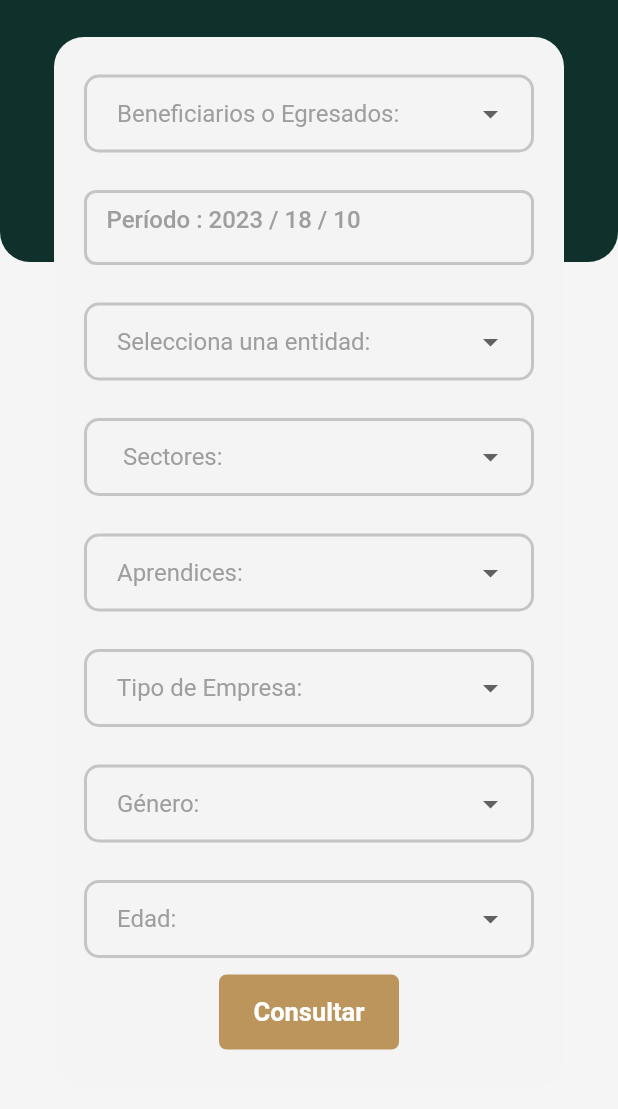
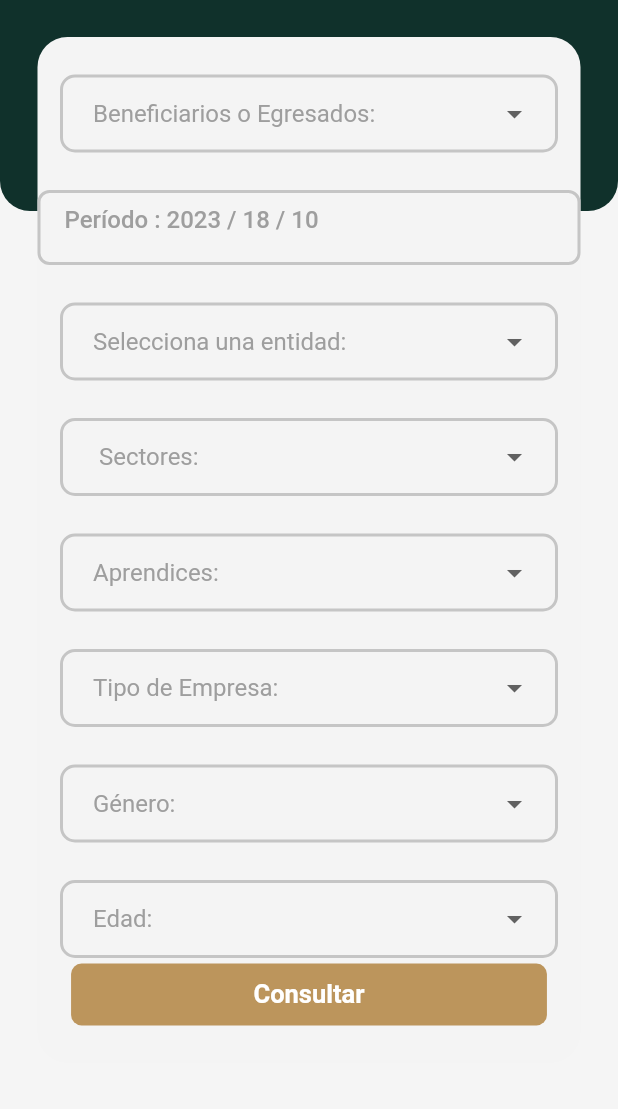
Before and after one commit to PerlaGCastillo/dashboardAppViews, a Flutter app: the SearchScreen screen opened directly, on a phone screen of 412 x 824 dp, the part 98-1207 px from its top. Run offline on Flutter 3.47's test engine with Material 2 defaults, Android fonts, the phone set to English and light mode, and no system bars; our stand-ins replace hive, hive_flutter, syncfusion_flutter_charts; accounts and stored records are empty; project files that could hold a hidden picture were left out.

Commit message:
responsive tables

```diff
--- a/lib/Screens/displayData.dart
+++ b/lib/Screens/displayData.dart
@@ -71,8 +71,8 @@ class _displayDataState extends State<displayData> {
         borderRadius: BorderRadius.circular(19.0),
         color: Color(0xfff4f4f4),
       ),
-      height: 660,
-      width: 342,
+      height: MediaQuery.of(context).size.height-180,
+      width: MediaQuery.of(context).size.width-40,
       child: Column(
         mainAxisAlignment: MainAxisAlignment.spaceAround,
         crossAxisAlignment: CrossAxisAlignment.stretch,
@@ -131,7 +131,8 @@ class _displayDataState extends State<displayData> {
                     //SizedBox(height: 8),
                     ElevatedButton(
                       style: ElevatedButton.styleFrom(
-                        fixedSize: const Size(390, 37),
+                        //fixedSize: const Size(390, 37),
+                        minimumSize: Size.fromHeight(42),
                         backgroundColor: Color(0xFFBC955C),
                       ),
                       child: Text('${item}',
--- a/lib/Screens/search.dart
+++ b/lib/Screens/search.dart
@@ -103,8 +103,9 @@ class _SearchScreenState extends State<SearchScreen> {
         borderRadius: BorderRadius.circular(20),
         color: Color(0xfff4f4f4),
       ),
-      height: 700,
-      width: 340,
+      height: MediaQuery.of(context).size.height*0.83,
+      width: MediaQuery.of(context).size.width-50,
+
       child: Column(
         children: [
           SizedBox(height: 25),
@@ -143,11 +144,11 @@ class _SearchScreenState extends State<SearchScreen> {
       child: Container(
         alignment: Alignment.center,
         decoration: BoxDecoration(
-          borderRadius: BorderRadius.circular(5),
+          borderRadius: BorderRadius.circular(7),
           color: Color(0xffbc955c),
         ),
-        width: 120,
-        height: 50,
+        height: MediaQuery.of(context).size.height*0.05,
+        width: MediaQuery.of(context).size.width*0.77,
         child: Text(
           'Consultar',
           style: TextStyle(
@@ -166,7 +167,7 @@ class _SearchScreenState extends State<SearchScreen> {
       padding: const EdgeInsets.symmetric(horizontal: 15),
       child: Container(
         padding: EdgeInsets.symmetric(horizontal: 15),
-        width: 300,
+        width: MediaQuery.of(context).size.width-50,
         decoration: BoxDecoration(
           borderRadius: BorderRadius.circular(10),
           border: Border.all(
@@ -222,7 +223,7 @@ class _SearchScreenState extends State<SearchScreen> {
       padding: const EdgeInsets.symmetric(horizontal: 15),
       child: Container(
         padding: EdgeInsets.symmetric(horizontal: 15),
-        width: 300,
+        width: MediaQuery.of(context).size.width-50,
         decoration: BoxDecoration(
           borderRadius: BorderRadius.circular(10),
           border: Border.all(
@@ -279,7 +280,7 @@ class _SearchScreenState extends State<SearchScreen> {
       padding: const EdgeInsets.symmetric(horizontal: 15),
       child: Container(
         padding: EdgeInsets.symmetric(horizontal: 15),
-        width: 300,
+        width: MediaQuery.of(context).size.width-50,
         decoration: BoxDecoration(
           borderRadius: BorderRadius.circular(10),
           border: Border.all(
@@ -336,7 +337,7 @@ class _SearchScreenState extends State<SearchScreen> {
       padding: const EdgeInsets.symmetric(horizontal: 15),
       child: Container(
         padding: EdgeInsets.symmetric(horizontal: 15),
-        width: 300,
+        width: MediaQuery.of(context).size.width-50,
         decoration: BoxDecoration(
           borderRadius: BorderRadius.circular(10),
           border: Border.all(
@@ -392,7 +393,7 @@ class _SearchScreenState extends State<SearchScreen> {
       padding: const EdgeInsets.symmetric(horizontal: 15),
       child: Container(
         padding: EdgeInsets.symmetric(horizontal: 15),
-        width: 300,
+        width: MediaQuery.of(context).size.width-50,
         decoration: BoxDecoration(
           borderRadius: BorderRadius.circular(10),
           border: Border.all(
@@ -449,7 +450,7 @@ class _SearchScreenState extends State<SearchScreen> {
       padding: const EdgeInsets.symmetric(horizontal: 15),
       child: Container(
         padding: EdgeInsets.symmetric(horizontal: 15),
-        width: 300,
+        width: MediaQuery.of(context).size.width-50,
         decoration: BoxDecoration(
           borderRadius: BorderRadius.circular(10),
           border: Border.all(
@@ -507,7 +508,7 @@ class _SearchScreenState extends State<SearchScreen> {
       decoration: BoxDecoration(
           borderRadius: BorderRadius.circular(8),
           border: Border.all(width: 2, color: Color(0xffC5C5C5))),
-      width: 300,
+      width: MediaQuery.of(context).size.width*0.9,
       height:50,
       child: TextButton(
         onPressed: () async {
@@ -533,7 +534,7 @@ class _SearchScreenState extends State<SearchScreen> {
           * */
         },
         child: Padding(
-          padding: const EdgeInsets.only(bottom:12.0, left: 5.0),
+          padding: const EdgeInsets.only(bottom:12.0, left: 8.0),
           child: Text(
             'Período : ${date.year} / ${date.day} / ${date.month}',
             style: TextStyle(
@@ -551,7 +552,7 @@ class _SearchScreenState extends State<SearchScreen> {
       padding: const EdgeInsets.symmetric(horizontal: 15),
       child: Container(
         padding: EdgeInsets.symmetric(horizontal: 15),
-        width: 300,
+        width: MediaQuery.of(context).size.width-50,
         decoration: BoxDecoration(
           borderRadius: BorderRadius.circular(10),
           border: Border.all(
@@ -610,7 +611,7 @@ class _SearchScreenState extends State<SearchScreen> {
       children: [
         Container(
           width: double.infinity,
-          height: 240,
+          height: MediaQuery.of(context).size.height/4,
           decoration: BoxDecoration(
             color: Color(0xff10312b),
             borderRadius: BorderRadius.only(
```
